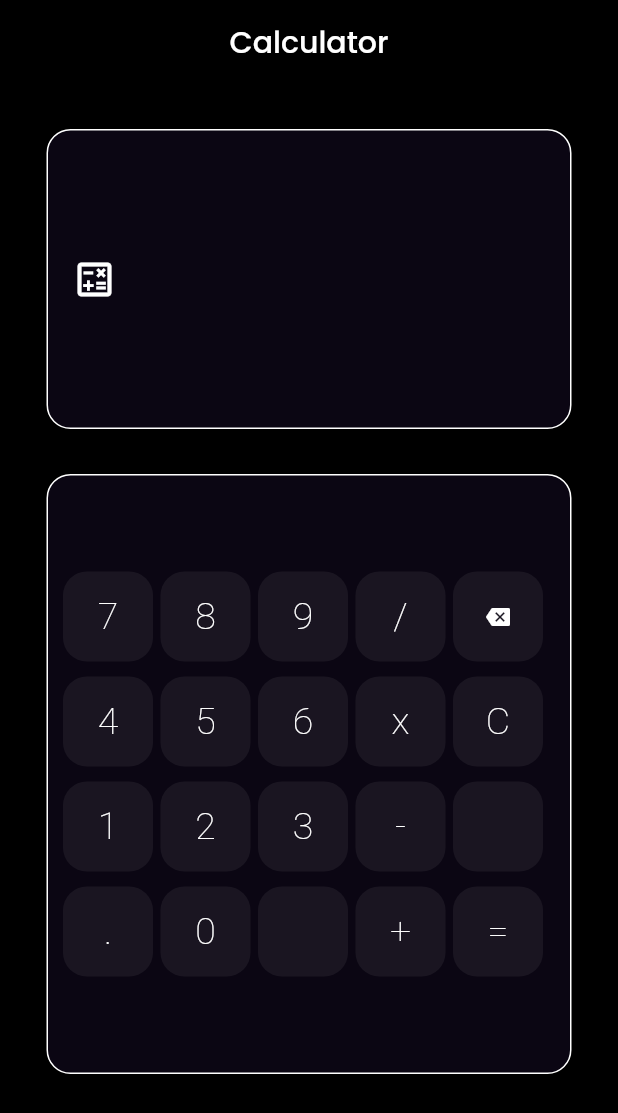
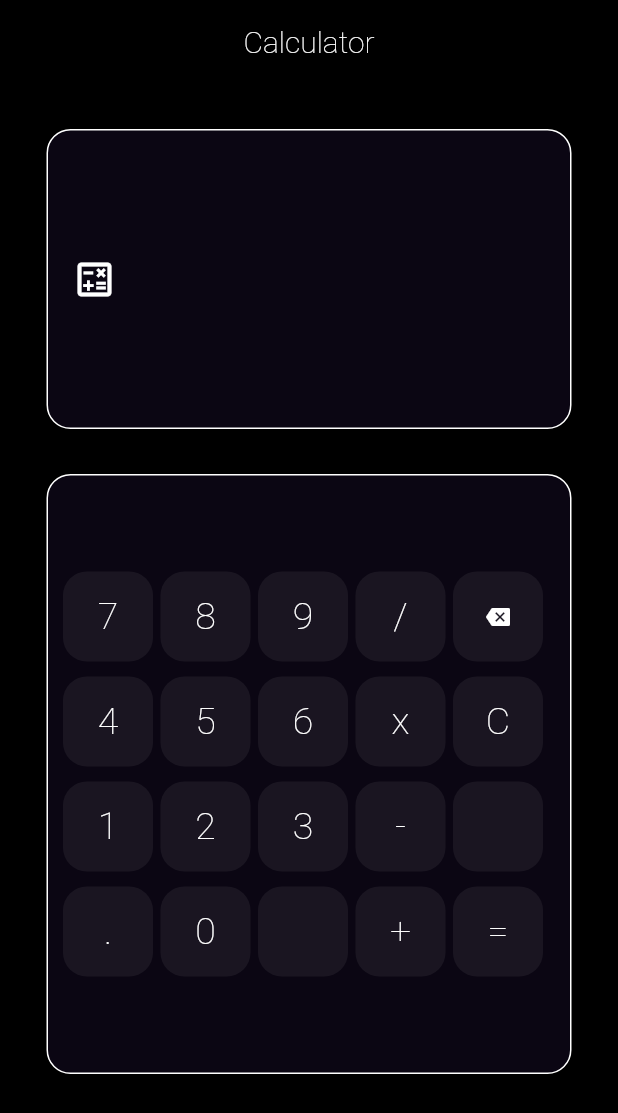
Before and after one commit to abhixv/A12CalculatorUI, a Flutter app: the screen it shows after launch, on a phone screen of 412 x 824 dp. Shown: the top 1113 px of the screen. Run offline on Flutter 3.47's test engine with Material 2 defaults, Android fonts, the phone set to English and light mode, and no system bars; our stand-ins replace google_fonts, math_expressions.

Commit message:
Calculator: Set Appbar title to default font

```diff
--- a/lib/pages/home_page.dart
+++ b/lib/pages/home_page.dart
@@ -42,7 +42,9 @@ class _HomePageState extends State<HomePage> {
       appBar: AppBar(
         title: Text(
           "Calculator",
-          style: TextStyle(fontFamily: GoogleFonts.poppins().fontFamily),
+          style: TextStyle(
+              //fontFamily: GoogleFonts.poppins().fontFamily,
+              fontWeight: FontWeight.w100),
         ),
         centerTitle: true,
         backgroundColor: Colors.black,
```
